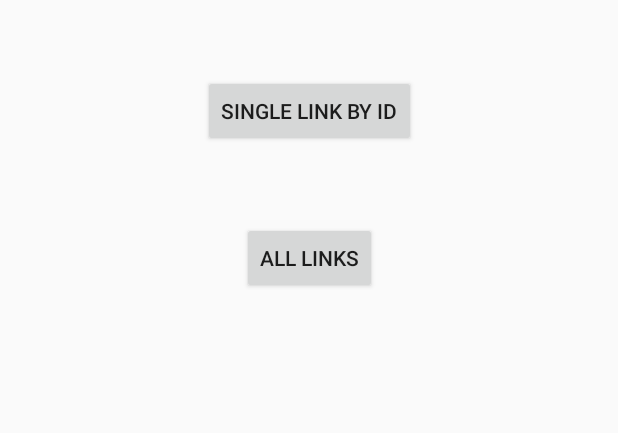
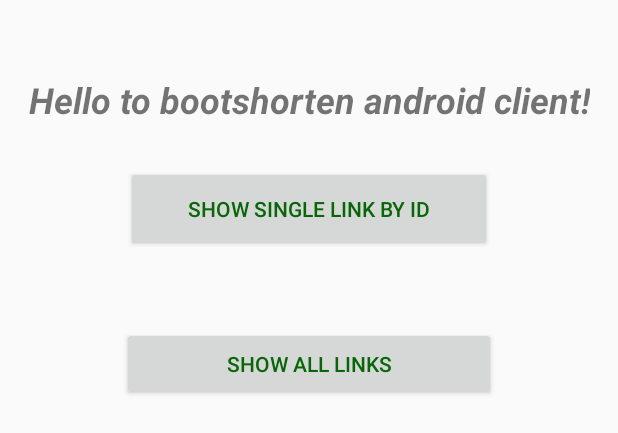
Before and after one commit to Burdzi0/IneedToFinishThisAsap, an Android app: the layout activity_start.xml on its own in the app's theme, with its tools: preview values and no code run, on a phone screen of 412 x 824 dp. Shown: the top 433 px of the screen. Run offline under Robolectric (Android 15) with nearby library versions, the phone set to English and light mode, and no system bars.

Commit message:
Change view, fix adapter

```diff
--- a/app/src/main/AndroidManifest.xml
+++ b/app/src/main/AndroidManifest.xml
@@ -13,7 +13,7 @@
             android:theme="@style/AppTheme">
         <activity android:name=".MainActivity">
         </activity>
-        <activity android:name=".view.StartActivity">
+        <activity android:name=".StartActivity">
             <intent-filter>
                 <action android:name="android.intent.action.MAIN"/>
 
--- a/app/src/main/res/layout/activity_start.xml
+++ b/app/src/main/res/layout/activity_start.xml
@@ -5,22 +5,32 @@
         xmlns:app="http://schemas.android.com/apk/res-auto"
         android:layout_width="match_parent"
         android:layout_height="match_parent"
-        tools:context=".view.StartActivity">
+        tools:context=".StartActivity">
 
     <Button
-            android:text="Single link by id"
-            android:layout_width="wrap_content"
-            android:layout_height="wrap_content"
-            android:id="@+id/singleLink" app:layout_constraintTop_toTopOf="parent"
-            android:layout_marginTop="50dp" app:layout_constraintStart_toStartOf="parent"
+            android:text="Show single link by id"
+            android:layout_width="244dp"
+            android:layout_height="57dp"
+            android:id="@+id/singleLink"
+            android:layout_marginTop="28dp" app:layout_constraintStart_toStartOf="parent"
             android:layout_marginStart="32dp" app:layout_constraintEnd_toEndOf="parent"
-            android:layout_marginEnd="32dp"/>
+            android:layout_marginEnd="32dp" app:layout_constraintHorizontal_bias="0.497"
+            app:layout_constraintTop_toBottomOf="@+id/textView2" android:textColor="@color/colorAccent"/>
     <Button
-            android:text="All links"
-            android:layout_width="wrap_content"
-            android:layout_height="wrap_content"
+            android:text="Show all links"
+            android:layout_width="249dp"
+            android:layout_height="49dp"
             android:id="@+id/allLinks" android:layout_marginTop="50dp"
             app:layout_constraintTop_toBottomOf="@+id/singleLink" app:layout_constraintStart_toStartOf="parent"
             android:layout_marginStart="32dp" app:layout_constraintEnd_toEndOf="parent"
-            android:layout_marginEnd="32dp"/>
+            android:layout_marginEnd="32dp" android:textColor="@color/colorAccent"/>
+    <TextView
+            android:text="Hello to bootshorten android client!"
+            android:layout_width="wrap_content"
+            android:layout_height="wrap_content"
+            android:id="@+id/textView2"
+            app:layout_constraintTop_toTopOf="parent" android:layout_marginTop="50dp"
+            app:layout_constraintStart_toStartOf="parent" android:layout_marginStart="32dp"
+            app:layout_constraintEnd_toEndOf="parent" android:layout_marginEnd="32dp" android:textSize="24sp"
+            android:textStyle="bold|italic" android:textAlignment="center"/>
 </android.support.constraint.ConstraintLayout>
--- a/app/src/main/res/values/colors.xml
+++ b/app/src/main/res/values/colors.xml
@@ -2,5 +2,5 @@
 <resources>
     <color name="colorPrimary">#008577</color>
     <color name="colorPrimaryDark">#00574B</color>
-    <color name="colorAccent">#D81B60</color>
+    <color name="colorAccent">#086608</color>
 </resources>
--- a/build.gradle
+++ b/build.gradle
@@ -10,6 +10,7 @@ buildscript {
     dependencies {
         classpath 'com.android.tools.build:gradle:3.3.2'
         classpath "org.jetbrains.kotlin:kotlin-gradle-plugin:$kotlin_version"
+
         // NOTE: Do not place your application dependencies here; they belong
         // in the individual module build.gradle files
     }
```
Also changed, not shown: app/build.gradle (+7 -0 lines), app/src/main/java/tech/burdzi0/ineedtofinishthisasap/view/StartActivity.kt (deleted, +0 -27 lines), app/src/main/java/tech/burdzi0/ineedtofinishthisasap/view/fragments/ListAdapter.kt (+5 -5 lines).
